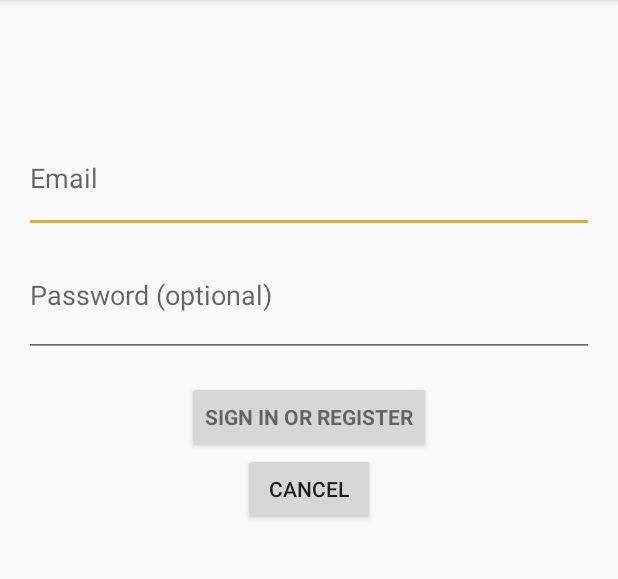
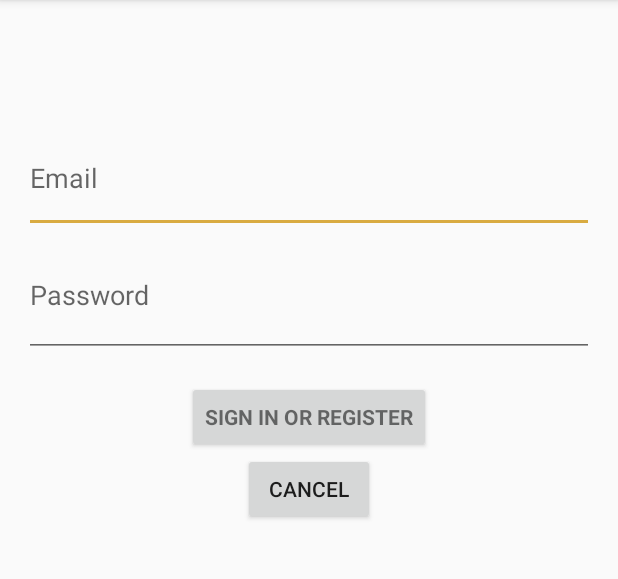
Before and after one commit to kananx/BuzzMovies, an Android app: the screen it shows after launch (LoginActivity), on a phone screen of 412 x 824 dp, the part 84-663 px from its top. Run offline under Robolectric (Android 15) with nearby library versions, the phone set to English and light mode, and no system bars; 2 statements that could not run were skipped.

Commit message:
changed login screen some more

```diff
--- a/app/src/main/res/layout/activity_login.xml
+++ b/app/src/main/res/layout/activity_login.xml
@@ -62,7 +62,7 @@
         android:id="@+id/password"
         android:layout_width="match_parent"
         android:layout_height="wrap_content"
-        android:hint="@string/prompt_password"
+        android:hint="Password"
         android:imeActionId="@+id/login"
         android:imeActionLabel="@string/action_sign_in_short"
         android:imeOptions="actionUnspecified"
@@ -84,7 +84,7 @@
     <Button
         android:layout_width="wrap_content"
         android:layout_height="wrap_content"
-        android:text="@string/cancel_button_text"
+        android:text="Cancel"
         android:id="@+id/cancel_login_button"
         android:layout_gravity="center_horizontal"
         android:clickable="false" />
```
